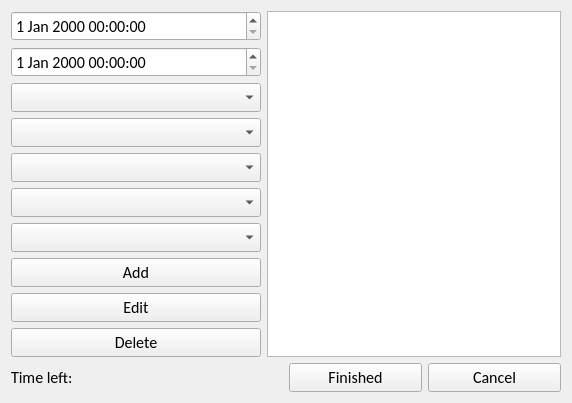
Before: the Qt Designer form Source/Labor-Tracker/shifteditform.ui in joshuawootonn/time-track, drawn with Qt 5.
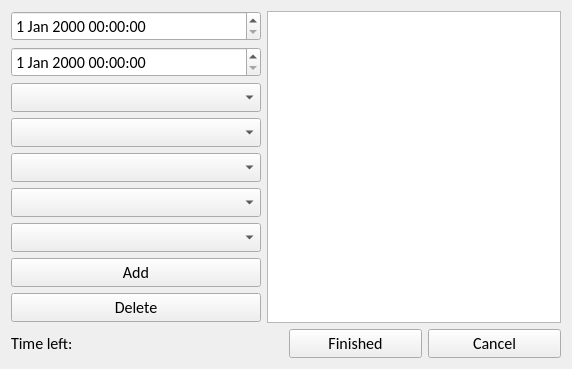
After: the same form once the commit is applied.

Commit message: Finished and tested the fuuuun out of the shift edit

```diff
--- a/Source/Labor-Tracker/shifteditform.ui
+++ b/Source/Labor-Tracker/shifteditform.ui
@@ -93,19 +93,6 @@
            </property>
           </widget>
          </item>
-         <item>
-          <widget class="QPushButton" name="Edit">
-           <property name="maximumSize">
-            <size>
-             <width>250</width>
-             <height>16777215</height>
-            </size>
-           </property>
-           <property name="text">
-            <string>Edit</string>
-           </property>
-          </widget>
-         </item>
          <item>
           <widget class="QPushButton" name="Delete">
            <property name="maximumSize">
```
The commit also changes 19 other files.
